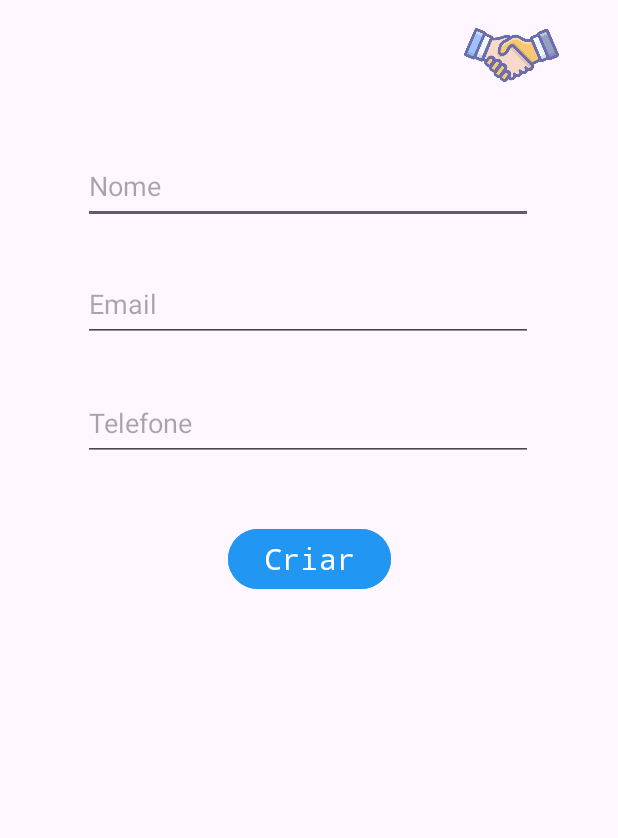
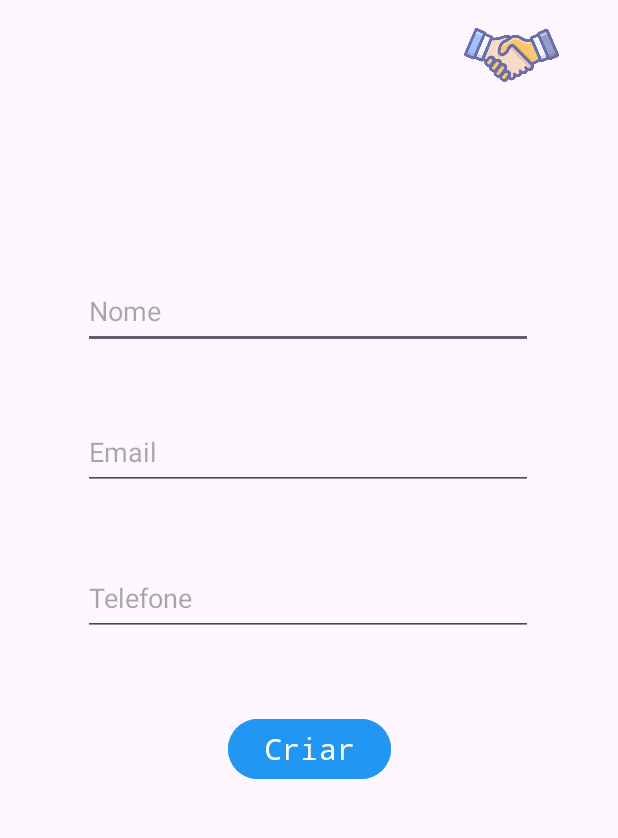
Before and after one commit to ital01/KotlinCrud, an Android app: the RegisterActivity screen opened directly, with no data from a screen before it, on a phone screen of 412 x 824 dp, the part 59-897 px from its top. Run offline under Robolectric (Android 15) with nearby library versions, the phone set to English and light mode, and no system bars.

Commit message:
fix: keyboard avoiding view

```diff
--- a/app/src/main/AndroidManifest.xml
+++ b/app/src/main/AndroidManifest.xml
@@ -20,8 +20,8 @@
                 <category android:name="android.intent.category.LAUNCHER" />
             </intent-filter>
         </activity>
-        <activity android:name=".RegisterActivity" />
-        <activity android:name=".LoginActivity" />
+        <activity android:name=".RegisterActivity" android:windowSoftInputMode="adjustResize"/>
+        <activity android:name=".LoginActivity" android:windowSoftInputMode="adjustResize"/>
     </application>
 
 </manifest>
--- a/app/src/main/res/layout/activity_register.xml
+++ b/app/src/main/res/layout/activity_register.xml
@@ -36,26 +36,6 @@
         app2:layout_constraintTop_toTopOf="parent"
         app2:layout_constraintVertical_bias="0.022" />
 
-    <Button
-        android:id="@+id/buttonCreate"
-        android:layout_width="wrap_content"
-        android:layout_height="wrap_content"
-        android:backgroundTint="#2196F3"
-        android:fontFamily="monospace"
-        android:text="@string/button_create"
-        android:textSize="20sp"
-        app2:layout_constraintBottom_toBottomOf="parent"
-        app2:layout_constraintEnd_toEndOf="parent"
-        app2:layout_constraintStart_toStartOf="parent"
-        app2:layout_constraintTop_toTopOf="parent"
-        app:layout_constraintBottom_toBottomOf="parent"
-        app:layout_constraintEnd_toEndOf="parent"
-        app:layout_constraintHorizontal_bias="0.498"
-        app:layout_constraintMarginTop="24dp"
-        app:layout_constraintStart_toStartOf="parent"
-        app:layout_constraintTop_toTopOf="@+id/textInputLayoutName"
-        app:layout_constraintVertical_bias="0.337" />
-
     <com.google.android.material.textfield.TextInputEditText
         android:id="@+id/nameTextInput"
         android:layout_width="300dp"
@@ -67,7 +47,42 @@
         app2:layout_constraintHorizontal_bias="0.495"
         app2:layout_constraintStart_toStartOf="parent"
         app2:layout_constraintTop_toTopOf="parent"
-        app2:layout_constraintVertical_bias="0.179" />
+        app2:layout_constraintVertical_bias="0.287" />
+
+    <com.google.android.material.textfield.TextInputEditText
+        android:id="@+id/phoneTextInput"
+        android:layout_width="300dp"
+        android:layout_height="50dp"
+        android:hint="@string/hint_phone"
+        android:inputType="phone"
+        app2:layout_constraintBottom_toBottomOf="parent"
+        app2:layout_constraintEnd_toEndOf="parent"
+        app2:layout_constraintHorizontal_bias="0.495"
+        app2:layout_constraintStart_toStartOf="parent"
+        app2:layout_constraintTop_toTopOf="parent"
+        app2:layout_constraintVertical_bias="0.534" />
+
+    <Button
+        android:id="@+id/buttonCreate"
+        android:layout_width="wrap_content"
+        android:layout_height="wrap_content"
+        android:backgroundTint="#2196F3"
+        android:fontFamily="monospace"
+        android:text="@string/button_create"
+        android:textSize="20sp"
+        app2:layout_constraintBottom_toBottomOf="parent"
+        app2:layout_constraintEnd_toEndOf="parent"
+        app2:layout_constraintHorizontal_bias="0.501"
+        app2:layout_constraintStart_toStartOf="parent"
+        app2:layout_constraintTop_toTopOf="parent"
+        app2:layout_constraintVertical_bias="0.663"
+        app:layout_constraintBottom_toBottomOf="parent"
+        app:layout_constraintEnd_toEndOf="parent"
+        app:layout_constraintHorizontal_bias="0.498"
+        app:layout_constraintMarginTop="24dp"
+        app:layout_constraintStart_toStartOf="parent"
+        app:layout_constraintTop_toTopOf="@+id/textInputLayoutName"
+        app:layout_constraintVertical_bias="0.337" />
 
     <com.google.android.material.textfield.TextInputEditText
         android:id="@+id/emailTextInput"
@@ -80,19 +95,6 @@
         app2:layout_constraintHorizontal_bias="0.495"
         app2:layout_constraintStart_toStartOf="parent"
         app2:layout_constraintTop_toTopOf="parent"
-        app2:layout_constraintVertical_bias="0.281" />
-
-    <com.google.android.material.textfield.TextInputEditText
-        android:id="@+id/phoneTextInput"
-        android:layout_width="300dp"
-        android:layout_height="50dp"
-        android:hint="@string/hint_phone"
-        android:inputType="phone"
-        app2:layout_constraintBottom_toBottomOf="parent"
-        app2:layout_constraintEnd_toEndOf="parent"
-        app2:layout_constraintHorizontal_bias="0.495"
-        app2:layout_constraintStart_toStartOf="parent"
-        app2:layout_constraintTop_toTopOf="parent"
-        app2:layout_constraintVertical_bias="0.383" />
+        app2:layout_constraintVertical_bias="0.408" />
 
 </androidx.constraintlayout.widget.ConstraintLayout>
```
Also changed, not shown: app/src/main/res/layout/activity_login.xml (+5 -5 lines).
